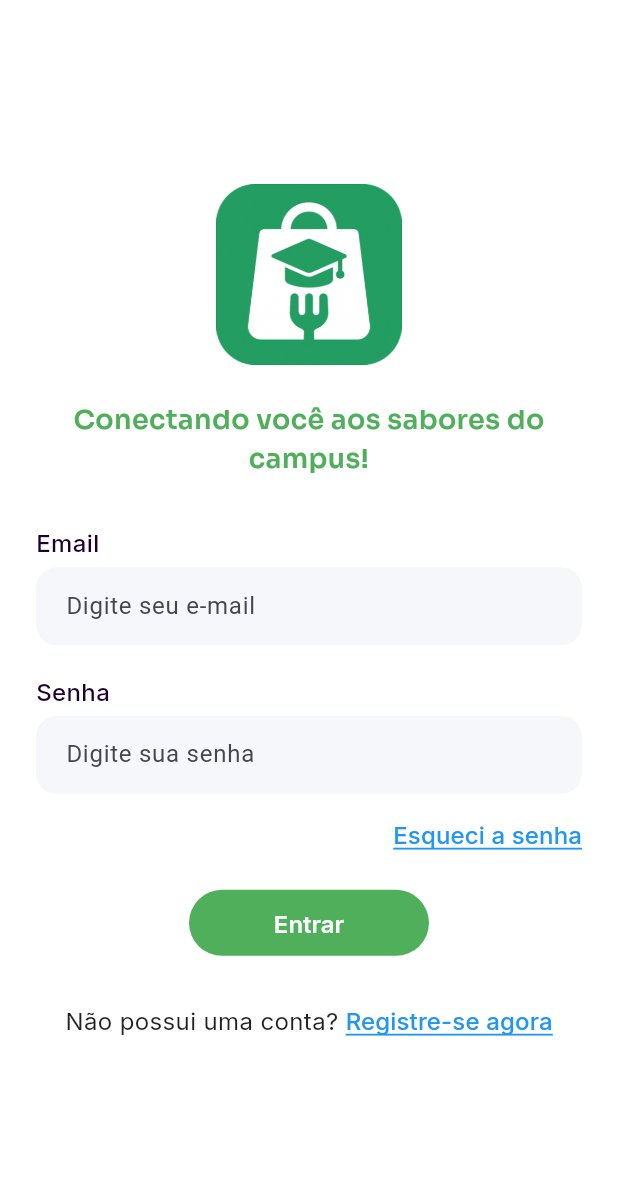
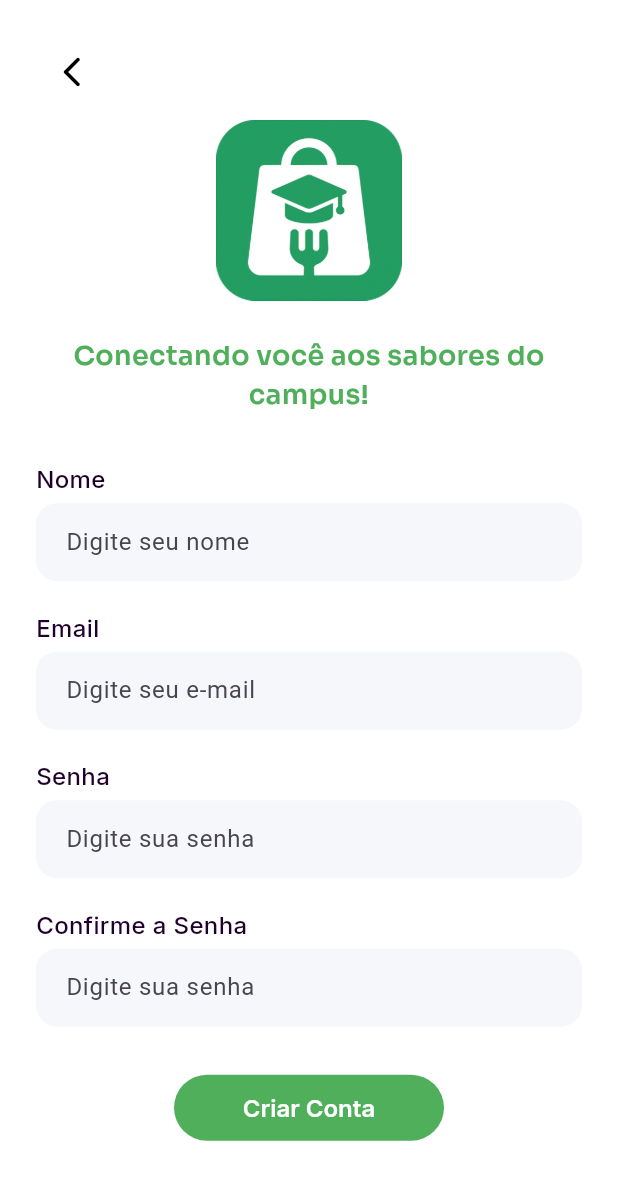
Before and after one commit to joaordpx/Ambula, a Flutter app: the screen it shows after launch, after a tap on "Registre-se agora", on a phone screen of 412 x 824 dp. Shown: the top 1180 px of the screen. Run offline on Flutter 3.47's test engine with Material 3 defaults, Android fonts, the phone set to English and light mode, and no system bars; our stand-ins replace google_fonts.

Commit message:
feat: tela de registro e organização de pastas

```diff
--- a/frontend/lib/view/login/welcome_view.dart
+++ b/frontend/lib/view/login/login_view.dart
@@ -1,15 +1,16 @@
 import 'package:flutter/material.dart';
 import 'package:frontend/common/color_extension.dart';
+import 'package:frontend/view/login/register_view.dart';
 import 'package:google_fonts/google_fonts.dart';
 
-class WelcomeView extends StatefulWidget {
-  const WelcomeView({super.key});
+class LoginView extends StatefulWidget {
+  const LoginView({super.key});
 
   @override
-  State<WelcomeView> createState() => _WelcomeViewState();
+  State<LoginView> createState() => _LoginViewState();
 }
 
-class _WelcomeViewState extends State<WelcomeView> {
+class _LoginViewState extends State<LoginView> {
   final TextEditingController emailController = TextEditingController();
   final TextEditingController passwordController = TextEditingController();
 
@@ -178,7 +179,12 @@ class _WelcomeViewState extends State<WelcomeView> {
                     ),
                     TextButton(
                       onPressed: () {
-                        //navegação pra tela de cadastro e funcionalidades
+                        Navigator.push(
+                          context,
+                          MaterialPageRoute(
+                            builder: (_) => const RegisterView(),
+                          ),
+                        );
                       },
                       style: TextButton.styleFrom(
                         padding: EdgeInsets.zero,
--- /dev/null
+++ b/frontend/lib/view/login/register_view.dart
@@ -0,0 +1,225 @@
+import 'package:flutter/material.dart';
+import 'package:frontend/common/color_extension.dart';
+import 'package:google_fonts/google_fonts.dart';
+
+class RegisterView extends StatefulWidget {
+  const RegisterView({super.key});
+
+  @override
+  State<RegisterView> createState() => _RegisterViewState();
+}
+
+class _RegisterViewState extends State<RegisterView> {
+  final TextEditingController nameController = TextEditingController();
+  final TextEditingController emailController = TextEditingController();
+  final TextEditingController passwordController = TextEditingController();
+  final TextEditingController confirmPasswordController =
+      TextEditingController();
+
+  @override
+  Widget build(BuildContext context) {
+    final media = MediaQuery.of(context).size;
+
+    return Scaffold(
+      backgroundColor: TColor.background,
+      body: SafeArea(
+        child: SingleChildScrollView(
+          padding: const EdgeInsets.symmetric(horizontal: 24, vertical: 24),
+          child: Column(
+            crossAxisAlignment: CrossAxisAlignment.stretch,
+            children: [
+              // botão volta
+              Align(
+                alignment: Alignment.centerLeft,
+                child: IconButton(
+                  icon: const Icon(Icons.arrow_back_ios_new_rounded),
+                  color: Colors.black,
+                  onPressed: () => Navigator.pop(context),
+                ),
+              ),
+
+              const SizedBox(height: 8),
+
+              // logo
+              Column(
+                children: [
+                  Image.asset(
+                    "assets/imgs/logo.png",
+                    width: media.width * 0.3,
+                    fit: BoxFit.contain,
+                  ),
+                  const SizedBox(height: 24),
+                  Text(
+                    "Conectando você aos sabores do\ncampus!",
+                    textAlign: TextAlign.center,
+                    style: GoogleFonts.sora(
+                      color: TColor.primary,
+                      fontSize: 18,
+                      fontWeight: FontWeight.w600,
+                    ),
+                  ),
+                ],
+              ),
+
+              const SizedBox(height: 32),
+
+              // nome
+              Align(
+                alignment: Alignment.centerLeft,
+                child: Text(
+                  "Nome",
+                  style: GoogleFonts.inter(
+                    color: TColor.primarytext,
+                    fontSize: 16,
+                    fontWeight: FontWeight.w500,
+                  ),
+                ),
+              ),
+              const SizedBox(height: 4),
+              TextField(
+                controller: nameController,
+                decoration: InputDecoration(
+                  hintText: "Digite seu nome",
+                  filled: true,
+                  fillColor: const Color(0xFFF6F7FB),
+                  contentPadding: const EdgeInsets.symmetric(
+                    horizontal: 16,
+                    vertical: 14,
+                  ),
+                  border: OutlineInputBorder(
+                    borderRadius: BorderRadius.circular(14),
+                    borderSide: BorderSide.none,
+                  ),
+                ),
+              ),
+
+              const SizedBox(height: 20),
+
+              // email
+              Align(
+                alignment: Alignment.centerLeft,
+                child: Text(
+                  "Email",
+                  style: GoogleFonts.inter(
+                    color: TColor.primarytext,
+                    fontSize: 16,
+                    fontWeight: FontWeight.w500,
+                  ),
+                ),
+              ),
+              const SizedBox(height: 4),
+              TextField(
+                controller: emailController,
+                keyboardType: TextInputType.emailAddress,
+                decoration: InputDecoration(
+                  hintText: "Digite seu e-mail",
+                  filled: true,
+                  fillColor: const Color(0xFFF6F7FB),
+                  contentPadding: const EdgeInsets.symmetric(
+                    horizontal: 16,
+                    vertical: 14,
+                  ),
+                  border: OutlineInputBorder(
+                    borderRadius: BorderRadius.circular(14),
+                    borderSide: BorderSide.none,
+                  ),
+                ),
+              ),
+
+              const SizedBox(height: 20),
+
+              // senha
+              Align(
+                alignment: Alignment.centerLeft,
+                child: Text(
+                  "Senha",
+                  style: GoogleFonts.inter(
+                    color: TColor.primarytext,
+                    fontSize: 16,
+                    fontWeight: FontWeight.w500,
+                  ),
+                ),
+              ),
+              const SizedBox(height: 4),
+              TextField(
+                controller: passwordController,
+                obscureText: true,
+                decoration: InputDecoration(
+                  hintText: "Digite sua senha",
+                  filled: true,
+                  fillColor: const Color(0xFFF6F7FB),
+                  contentPadding: const EdgeInsets.symmetric(
+                    horizontal: 16,
+                    vertical: 14,
+                  ),
+                  border: OutlineInputBorder(
+                    borderRadius: BorderRadius.circular(14),
+                    borderSide: BorderSide.none,
+                  ),
+                ),
+              ),
+
+              const SizedBox(height: 20),
+
+              // confirmar senha
+              Align(
+                alignment: Alignment.centerLeft,
+                child: Text(
+                  "Confirme a Senha",
+                  style: GoogleFonts.inter(
+                    color: TColor.primarytext,
+                    fontSize: 16,
+                    fontWeight: FontWeight.w500,
+                  ),
+                ),
+              ),
+              const SizedBox(height: 4),
+              TextField(
+                controller: confirmPasswordController,
+                obscureText: true,
+                decoration: InputDecoration(
+                  hintText: "Digite sua senha",
+                  filled: true,
+                  fillColor: const Color(0xFFF6F7FB),
+                  contentPadding: const EdgeInsets.symmetric(
+                    horizontal: 16,
+                    vertical: 14,
+                  ),
+                  border: OutlineInputBorder(
+                    borderRadius: BorderRadius.circular(14),
+                    borderSide: BorderSide.none,
+                  ),
+                ),
+              ),
+
+              const SizedBox(height: 32),
+
+              // botão criar conta
+              Center(
+                child: SizedBox(
+                  width: 180,
+                  height: 44,
+                  child: ElevatedButton(
+                    onPressed: () {},
+                    style: ElevatedButton.styleFrom(
+                      backgroundColor: TColor.primary,
+                      foregroundColor: Colors.white,
+                      padding: const EdgeInsets.symmetric(vertical: 10),
+                      shape: const StadiumBorder(),
+                      elevation: 0,
+                      textStyle: GoogleFonts.inter(
+                        fontSize: 16,
+                        fontWeight: FontWeight.w600,
+                      ),
+                    ),
+                    child: const Text("Criar Conta"),
+                  ),
+                ),
+              ),
+            ],
+          ),
+        ),
+      ),
+    );
+  }
+}
--- a/frontend/lib/view/on_boarding/startup_view.dart
+++ b/frontend/lib/view/on_boarding/startup_view.dart
@@ -1,5 +1,5 @@
 import 'package:flutter/material.dart';
-import 'package:frontend/view/login/welcome_view.dart';
+import 'package:frontend/view/login/login_view.dart';
 
 class StartupView extends StatefulWidget {
   const StartupView({super.key});
@@ -17,7 +17,7 @@ class StartupViewState extends State<StartupView> {
       if (!mounted) return;
       Navigator.pushReplacement(
         context,
-        MaterialPageRoute(builder: (_) => const WelcomeView()),
+        MaterialPageRoute(builder: (_) => const LoginView()),
       );
     });
   }
```
Also changed, not shown: 1 other file.
